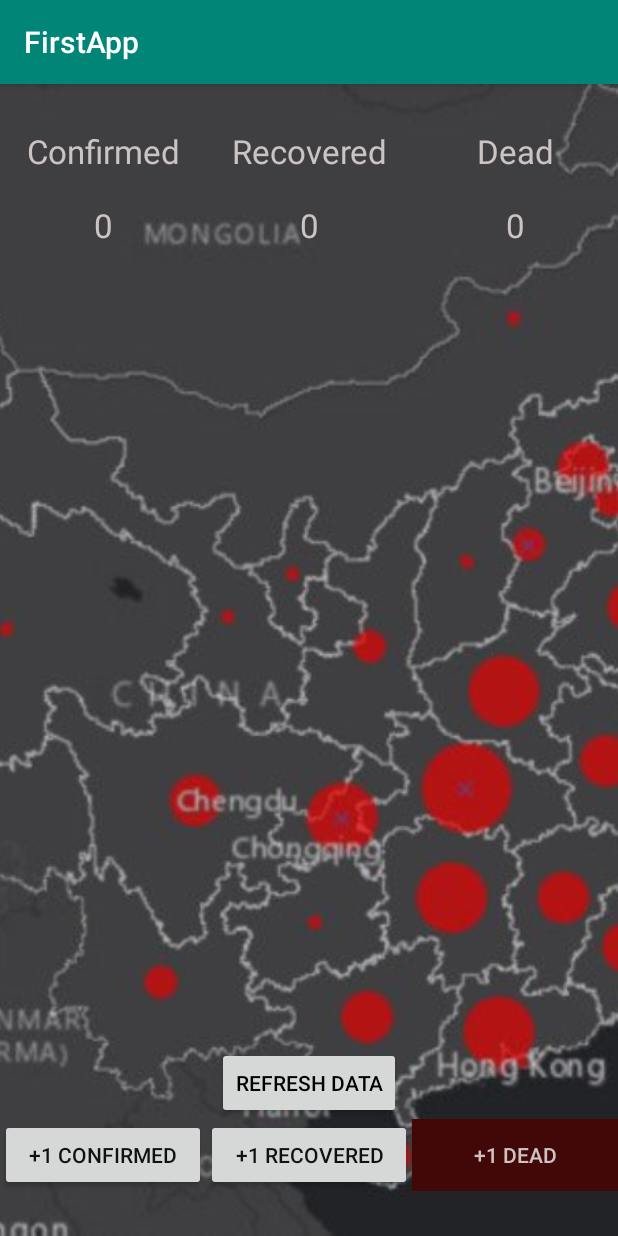
After one commit to devAlexanderKonopelko/TeachMeSkills-Android, an Android app: the MainCoronavirusActivity screen opened directly, with no data from a screen before it, on a phone screen of 412 x 824 dp. The commit adds this screen. Run offline under Robolectric (Android 15) with nearby library versions, the phone set to English and light mode, and no system bars.

Commit message:
Task #3
Coronavirus App added, used ViewModel with LifeData, used Lifecycle Observer, running ViewModel method in coroutine.

```diff
--- a/FirstApp/app/src/main/AndroidManifest.xml
+++ b/FirstApp/app/src/main/AndroidManifest.xml
@@ -11,7 +11,7 @@
         android:supportsRtl="true"
         android:theme="@style/AppTheme"
         tools:ignore="GoogleAppIndexingWarning">
-        <activity android:name=".AnimationActivity"></activity>
+        <activity android:name=".AnimationActivity"/>
         <activity android:name=".FlagsActivity" />
         <activity android:name=".SecondTaskActivity" />
         <activity android:name=".FirstTaskActivity" />
@@ -22,6 +22,7 @@
                 <category android:name="android.intent.category.LAUNCHER" />
             </intent-filter>
         </activity>
+        <activity android:name=".MainCoronavirusActivity" />
     </application>
 
 </manifest>
--- a/FirstApp/app/src/main/java/com/example/firstapp/MainActivity.kt
+++ b/FirstApp/app/src/main/java/com/example/firstapp/MainActivity.kt
@@ -21,5 +21,9 @@ class MainActivity : AppCompatActivity() {
             startActivity(newIntent)
         }
 
+        main_button_3.setOnClickListener {
+            val newIntent = Intent(this, MainCoronavirusActivity::class.java)
+            startActivity(newIntent)
+        }
     }
 }
--- /dev/null
+++ b/FirstApp/app/src/main/java/com/example/firstapp/MainCoronavirusActivity.kt
@@ -0,0 +1,67 @@
+package com.example.firstapp
+
+import androidx.appcompat.app.AppCompatActivity
+import android.os.Bundle
+import android.view.View
+import androidx.lifecycle.Observer
+import androidx.lifecycle.ViewModelProvider
+import androidx.lifecycle.observe
+import androidx.lifecycle.viewModelScope
+import com.example.firstapp.R
+import kotlinx.android.synthetic.main.activity_main_coronavirus.*
+import kotlinx.coroutines.launch
+
+class MainCoronavirusActivity : AppCompatActivity(), View.OnClickListener {
+
+    override fun onCreate(savedInstanceState: Bundle?) {
+        super.onCreate(savedInstanceState)
+        setContentView(R.layout.activity_main_coronavirus)
+        val model = ViewModelProvider(this).get(MyViewModel::class.java)
+        lifecycle.addObserver(MyLifeObserver())
+
+
+        plusConfBtn.setOnClickListener(this)
+        plusDeadBtn.setOnClickListener(this)
+        plusRecBtn.setOnClickListener(this)
+
+        showStats()
+
+        model.currentStats.observe(this, Observer {
+            confirmedCount.text = it.get(0).toString()
+            deadCount.text = it.get(2).toString()
+            recoveredCount.text = it.get(1).toString()
+        })
+
+        refreshData.setOnClickListener {
+            model.viewModelScope.launch {
+                model.getDataFromInternet()
+            }
+        }
+    }
+
+    private fun showStats() {
+        val model = ViewModelProvider(this).get(MyViewModel::class.java)
+        confirmedCount.text = model.confirmed.toString()
+        deadCount.text = model.dead.toString()
+        recoveredCount.text = model.recovered.toString()
+    }
+
+    override fun onClick(v: View?) {
+        val model = ViewModelProvider(this).get(MyViewModel::class.java)
+        when (v?.id) {
+            R.id.plusConfBtn -> {
+                model.confirmed++
+                confirmedCount.text = model.confirmed.toString()
+            }
+            R.id.plusDeadBtn -> {
+                model.dead++
+                deadCount.text = model.dead.toString()
+            }
+            R.id.plusRecBtn -> {
+                model.recovered++
+                recoveredCount.text = model.recovered.toString()
+            }
+        }
+
+    }
+}
--- /dev/null
+++ b/FirstApp/app/src/main/java/com/example/firstapp/MyLifeObserver.kt
@@ -0,0 +1,26 @@
+package com.example.firstapp
+
+import android.util.Log
+import androidx.lifecycle.Lifecycle
+import androidx.lifecycle.LifecycleObserver
+import androidx.lifecycle.LifecycleOwner
+import androidx.lifecycle.OnLifecycleEvent
+
+class MyLifeObserver : LifecycleObserver {
+
+    val TAG = "MyLifeObserver"
+
+    @OnLifecycleEvent(Lifecycle.Event.ON_ANY)
+    fun execute(owner: LifecycleOwner, event: Lifecycle.Event) {
+
+        when (event) {
+            Lifecycle.Event.ON_CREATE -> Log.e(TAG, "create")
+            Lifecycle.Event.ON_START -> Log.e(TAG, "start")
+            Lifecycle.Event.ON_RESUME -> Log.e(TAG, "resume")
+            Lifecycle.Event.ON_PAUSE -> Log.e(TAG, "pause")
+            Lifecycle.Event.ON_STOP -> Log.e(TAG, "stop")
+            Lifecycle.Event.ON_DESTROY -> Log.e(TAG, "destroy")
+            else -> Log.e(TAG, "else")
+        }
+    }
+}
--- /dev/null
+++ b/FirstApp/app/src/main/java/com/example/firstapp/MyViewModel.kt
@@ -0,0 +1,28 @@
+package com.example.firstapp
+
+import androidx.lifecycle.MutableLiveData
+import androidx.lifecycle.ViewModel
+import kotlinx.coroutines.delay
+import kotlin.random.Random
+
+class MyViewModel : ViewModel() {
+
+    val currentStats = MutableLiveData<ArrayList<Int>>()
+
+
+    var confirmed = 0
+    var recovered = 0
+    var dead = 0
+
+     suspend fun getDataFromInternet() {
+        delay(2000)
+        val list = ArrayList<Int>()
+        list.add(Random.nextInt(28000))
+        list.add(Random.nextInt(18000))
+        list.add(Random.nextInt(50))
+
+        currentStats.postValue(list)
+    }
+
+
+}
--- /dev/null
+++ b/FirstApp/app/src/main/res/layout-land/activity_main_coronavirus.xml
@@ -0,0 +1,138 @@
+<?xml version="1.0" encoding="utf-8"?>
+<FrameLayout xmlns:android="http://schemas.android.com/apk/res/android"
+    xmlns:app="http://schemas.android.com/apk/res-auto"
+    xmlns:tools="http://schemas.android.com/tools"
+    android:layout_width="match_parent"
+    android:layout_height="match_parent"
+    tools:context=".MainCoronavirusActivity">
+<ImageView
+    android:layout_width="match_parent"
+    android:layout_height="match_parent"
+    android:src="@drawable/backgroung_cov"
+    android:scaleType="centerCrop"/>
+
+    <androidx.constraintlayout.widget.ConstraintLayout
+        android:layout_width="match_parent"
+        android:layout_height="match_parent">
+
+    <LinearLayout
+        android:id="@+id/linearLayout"
+        android:layout_width="match_parent"
+        android:layout_height="wrap_content"
+        android:layout_marginTop="30dp"
+        android:orientation="horizontal"
+        app:layout_constraintEnd_toEndOf="parent"
+        app:layout_constraintStart_toStartOf="parent"
+        app:layout_constraintTop_toTopOf="parent">
+
+        <TextView
+            android:layout_width="0dp"
+            android:layout_height="wrap_content"
+            android:layout_weight="1"
+            android:gravity="center"
+            android:text="@string/confirmed" />
+
+        <TextView
+            android:layout_width="0dp"
+            android:layout_height="wrap_content"
+            android:layout_weight="1"
+            android:gravity="center"
+            android:text="@string/recovered" />
+
+        <TextView
+            android:layout_width="0dp"
+            android:layout_height="wrap_content"
+            android:layout_weight="1"
+            android:gravity="center"
+            android:text="@string/dead" />
+
+    </LinearLayout>
+
+    <LinearLayout
+        android:layout_width="match_parent"
+        android:layout_height="wrap_content"
+        android:orientation="horizontal"
+        app:layout_constraintTop_toBottomOf="@+id/linearLayout"
+        android:layout_marginTop="20dp">
+
+        <TextView
+            android:id="@+id/confirmedCount"
+            android:layout_width="0dp"
+            android:layout_height="wrap_content"
+            android:layout_weight="1"
+            android:gravity="center"
+            android:text="@string/_0" />
+
+        <TextView
+            android:id="@+id/recoveredCount"
+            android:layout_width="0dp"
+            android:layout_height="wrap_content"
+            android:layout_weight="1"
+            android:gravity="center"
+            android:text="@string/_0" />
+
+        <TextView
+            android:id="@+id/deadCount"
+            android:layout_width="0dp"
+            android:layout_height="wrap_content"
+            android:layout_weight="1"
+            android:gravity="center"
+            android:text="@string/_0" />
+
+    </LinearLayout>
+
+        <Button
+            android:id="@+id/refreshData"
+            android:layout_width="wrap_content"
+            android:layout_height="wrap_content"
+            android:text="@string/refresh_data"
+            android:textColor="@color/black"
+            android:textSize="14sp"
+            app:layout_constraintBottom_toTopOf="@+id/linearLayout2"
+            app:layout_constraintEnd_toEndOf="parent"
+            app:layout_constraintStart_toStartOf="parent" />
+
+        <LinearLayout
+            android:id="@+id/linearLayout2"
+            android:layout_width="match_parent"
+            android:layout_height="wrap_content"
+            android:layout_marginBottom="10dp"
+            android:orientation="horizontal"
+
+            app:layout_constraintBottom_toBottomOf="parent">
+
+            <Button
+                android:id="@+id/plusConfBtn"
+                android:layout_width="0dp"
+                android:layout_height="wrap_content"
+                android:layout_weight="1"
+                android:gravity="center"
+                android:text="@string/_1_confirmed"
+                android:textColor="#111"
+                android:textSize="20sp" />
+
+            <Button
+                android:id="@+id/plusRecBtn"
+                android:layout_width="0dp"
+                android:layout_height="wrap_content"
+                android:layout_weight="1"
+                android:gravity="center"
+                android:text="@string/_1_recovered"
+                android:textColor="#111"
+                android:textSize="20sp" />
+
+            <Button
+                android:id="@+id/plusDeadBtn"
+                android:layout_width="0dp"
+                android:layout_height="wrap_content"
+                android:layout_weight="1"
+                android:background="#420707"
+                android:gravity="center"
+                android:text="@string/_1_dead"
+                android:textColor="@color/colorWhite"
+                android:textSize="20sp" />
+
+        </LinearLayout>
+</androidx.constraintlayout.widget.ConstraintLayout>
+
+</FrameLayout>
--- a/FirstApp/app/src/main/res/layout/activity_main.xml
+++ b/FirstApp/app/src/main/res/layout/activity_main.xml
@@ -1,5 +1,6 @@
 <?xml version="1.0" encoding="utf-8"?>
-<androidx.constraintlayout.widget.ConstraintLayout xmlns:android="http://schemas.android.com/apk/res/android"
+<androidx.constraintlayout.widget.ConstraintLayout
+    xmlns:android="http://schemas.android.com/apk/res/android"
     xmlns:app="http://schemas.android.com/apk/res-auto"
     xmlns:tools="http://schemas.android.com/tools"
     android:layout_width="match_parent"
@@ -15,6 +16,8 @@
         app:layout_constraintLeft_toLeftOf="parent"
         app:layout_constraintTop_toTopOf="parent"
         app:layout_constraintBottom_toBottomOf="parent"
+        android:textColor="@color/black"
+        android:textSize="14sp"
         android:text="@string/see_first_task"/>
     <Button
         android:id="@+id/main_button_2"
@@ -23,7 +26,9 @@
         app:layout_constraintRight_toRightOf="parent"
         app:layout_constraintLeft_toLeftOf="parent"
         app:layout_constraintTop_toBottomOf="@id/main_button_1"
-        android:text="@string/see_second_task"/>
+        android:textColor="@color/black"
+        android:textSize="14sp"
+        android:text="@string/flags_and_animation"/>
     <Button
         android:id="@+id/main_button_3"
         android:layout_height="50dp"
@@ -31,7 +36,9 @@
         app:layout_constraintRight_toRightOf="parent"
         app:layout_constraintLeft_toLeftOf="parent"
         app:layout_constraintTop_toBottomOf="@id/main_button_2"
-        android:text="@string/see_third_task"/>
+        android:textColor="@color/black"
+        android:textSize="14sp"
+        android:text="@string/coronavirus_app"/>
 
 
 </androidx.constraintlayout.widget.ConstraintLayout>
--- /dev/null
+++ b/FirstApp/app/src/main/res/layout/activity_main_coronavirus.xml
@@ -0,0 +1,138 @@
+<?xml version="1.0" encoding="utf-8"?>
+<FrameLayout xmlns:android="http://schemas.android.com/apk/res/android"
+    xmlns:app="http://schemas.android.com/apk/res-auto"
+    xmlns:tools="http://schemas.android.com/tools"
+    android:layout_width="match_parent"
+    android:layout_height="match_parent"
+    tools:context=".MainCoronavirusActivity">
+<ImageView
+    android:layout_width="match_parent"
+    android:layout_height="match_parent"
+    android:src="@drawable/backgroung_cov"
+    android:scaleType="centerCrop"/>
+
+    <androidx.constraintlayout.widget.ConstraintLayout
+        android:layout_width="match_parent"
+        android:layout_height="match_parent">
+
+    <LinearLayout
+        android:id="@+id/linearLayout"
+        android:layout_width="match_parent"
+        android:layout_height="wrap_content"
+        android:layout_marginTop="30dp"
+        android:orientation="horizontal"
+        app:layout_constraintEnd_toEndOf="parent"
+        app:layout_constraintStart_toStartOf="parent"
+        app:layout_constraintTop_toTopOf="parent">
+
+        <TextView
+            android:layout_width="0dp"
+            android:layout_height="wrap_content"
+            android:layout_weight="1"
+            android:gravity="center"
+            android:text="@string/confirmed" />
+
+        <TextView
+            android:layout_width="0dp"
+            android:layout_height="wrap_content"
+            android:layout_weight="1"
+            android:gravity="center"
+            android:text="@string/recovered" />
+
+        <TextView
+            android:layout_width="0dp"
+            android:layout_height="wrap_content"
+            android:layout_weight="1"
+            android:gravity="center"
+            android:text="@string/dead" />
+
+    </LinearLayout>
+
+    <LinearLayout
+        android:layout_width="match_parent"
+        android:layout_height="wrap_content"
+        android:orientation="horizontal"
+        app:layout_constraintTop_toBottomOf="@+id/linearLayout"
+        android:layout_marginTop="20dp">
+
+        <TextView
+            android:id="@+id/confirmedCount"
+            android:layout_width="0dp"
+            android:layout_height="wrap_content"
+            android:layout_weight="1"
+            android:gravity="center"
+            android:text="@string/_0" />
+
+        <TextView
+            android:id="@+id/recoveredCount"
+            android:layout_width="0dp"
+            android:layout_height="wrap_content"
+            android:layout_weight="1"
+            android:gravity="center"
+            android:text="@string/_0" />
+
+        <TextView
+            android:id="@+id/deadCount"
+            android:layout_width="0dp"
+            android:layout_height="wrap_content"
+            android:layout_weight="1"
+            android:gravity="center"
+            android:text="@string/_0" />
+
+    </LinearLayout>
+
+        <Button
+            android:id="@+id/refreshData"
+            android:layout_width="wrap_content"
+            android:layout_height="wrap_content"
+            android:text="@string/refresh_data"
+            android:textColor="@color/black"
+            android:textSize="14sp"
+            app:layout_constraintBottom_toTopOf="@+id/linearLayout2"
+            app:layout_constraintEnd_toEndOf="parent"
+            app:layout_constraintStart_toStartOf="parent" />
+
+        <LinearLayout
+            android:id="@+id/linearLayout2"
+            android:layout_width="match_parent"
+            android:layout_height="wrap_content"
+            android:layout_marginBottom="30dp"
+            android:orientation="horizontal"
+
+            app:layout_constraintBottom_toBottomOf="parent">
+
+            <Button
+                android:id="@+id/plusConfBtn"
+                android:layout_width="0dp"
+                android:layout_height="wrap_content"
+                android:layout_weight="1"
+                android:gravity="center"
+                android:text="@string/_1_confirmed"
+                android:textColor="#111"
+                android:textSize="14sp" />
+
+            <Button
+                android:id="@+id/plusRecBtn"
+                android:layout_width="0dp"
+                android:layout_height="wrap_content"
+                android:layout_weight="1"
+                android:gravity="center"
+                android:text="@string/_1_recovered"
+                android:textColor="#111"
+                android:textSize="14sp" />
+
+            <Button
+                android:id="@+id/plusDeadBtn"
+                android:layout_width="0dp"
+                android:layout_height="wrap_content"
+                android:layout_weight="1"
+                android:background="#420707"
+                android:gravity="center"
+                android:text="@string/_1_dead"
+                android:textColor="@color/colorWhite"
+                android:textSize="14sp" />
+
+        </LinearLayout>
+</androidx.constraintlayout.widget.ConstraintLayout>
+
+</FrameLayout>
--- a/FirstApp/app/src/main/res/layout/activity_second_task.xml
+++ b/FirstApp/app/src/main/res/layout/activity_second_task.xml
@@ -14,7 +14,9 @@
         app:layout_constraintTop_toTopOf="parent"
         app:layout_constraintBottom_toBottomOf="parent"
         app:layout_constraintLeft_toLeftOf="parent"
-        app:layout_constraintRight_toRightOf="parent"/>
+        app:layout_constraintRight_toRightOf="parent"
+        android:textColor="@color/black"
+        android:textSize="14sp"/>
     <Button
         android:id="@+id/animationButton"
         android:layout_width="200dp"
@@ -22,6 +24,8 @@
         android:text="@string/see_animation"
         app:layout_constraintTop_toBottomOf="@id/flagsButton"
         app:layout_constraintLeft_toLeftOf="parent"
-        app:layout_constraintRight_toRightOf="parent"/>
+        app:layout_constraintRight_toRightOf="parent"
+        android:textColor="@color/black"
+        android:textSize="14sp"/>
 
 </androidx.constraintlayout.widget.ConstraintLayout>
--- a/FirstApp/app/src/main/res/values/colors.xml
+++ b/FirstApp/app/src/main/res/values/colors.xml
@@ -3,4 +3,7 @@
     <color name="colorPrimary">#008577</color>
     <color name="colorPrimaryDark">#00574B</color>
     <color name="colorAccent">#D81B60</color>
+    <color name="colorGrey">#5C5959</color>
+    <color name="colorWhite">#CCC3C3</color>
+    <color name="black">#000000</color>
 </resources>
--- a/FirstApp/app/src/main/res/values/strings.xml
+++ b/FirstApp/app/src/main/res/values/strings.xml
@@ -1,8 +1,6 @@
 <resources>
     <string name="app_name">FirstApp</string>
     <string name="see_first_task">See First Task</string>
-    <string name="see_second_task">See Second Task</string>
-    <string name="see_third_task">See Third Task</string>
     <string name="my_first_app">Моё первое приложение</string>
     <string name="see_flags">See flags</string>
     <string name="see_animation">See animation</string>
@@ -12,4 +10,15 @@
     <string name="latvia">Latvia</string>
     <string name="denmark">Denmark</string>
     <string name="spain">Spain</string>
+
+    <string name="confirmed">Confirmed</string>
+    <string name="recovered">Recovered</string>
+    <string name="dead">Dead</string>
+    <string name="_0">0</string>
+    <string name="_1_confirmed">+1 Confirmed</string>
+    <string name="_1_recovered">+1 Recovered</string>
+    <string name="_1_dead">+1 Dead</string>
+    <string name="refresh_data">Refresh Data</string>
+    <string name="flags_and_animation">Flags and Animation</string>
+    <string name="coronavirus_app">CoronaVirus App</string>
 </resources>
--- a/FirstApp/app/src/main/res/values/styles.xml
+++ b/FirstApp/app/src/main/res/values/styles.xml
@@ -6,6 +6,8 @@
         <item name="colorPrimary">@color/colorPrimary</item>
         <item name="colorPrimaryDark">@color/colorPrimaryDark</item>
         <item name="colorAccent">@color/colorAccent</item>
+        <item name="android:textColor">@color/colorWhite</item>
+        <item name="android:textSize">22sp</item>
     </style>
 
 </resources>
```
Also changed, not shown: FirstApp/app/build.gradle (+10 -0 lines), FirstApp/app/src/main/res/drawable/backgroung_cov.jpg (added).
